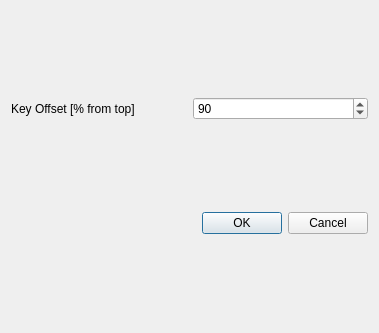
Above: ui/advanced_options.ui from BEANB00ZLED/synthesia_translator before the change. Below: the same form after it.
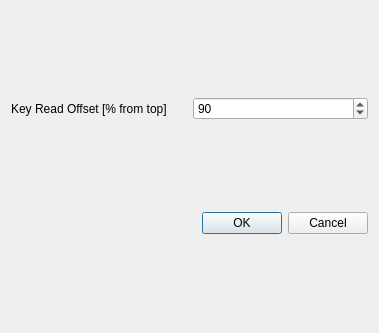
That is the form after the change.

Commit message: connected advanced options

```diff
--- a/ui/advanced_options.ui
+++ b/ui/advanced_options.ui
@@ -35,7 +35,7 @@
      <item row="0" column="0">
       <widget class="QLabel" name="keyOffsetLabel">
        <property name="text">
-        <string>Key Offset [% from top]</string>
+        <string>Key Read Offset [% from top]</string>
        </property>
       </widget>
      </item>
```
The commit also changes 2 other files.
